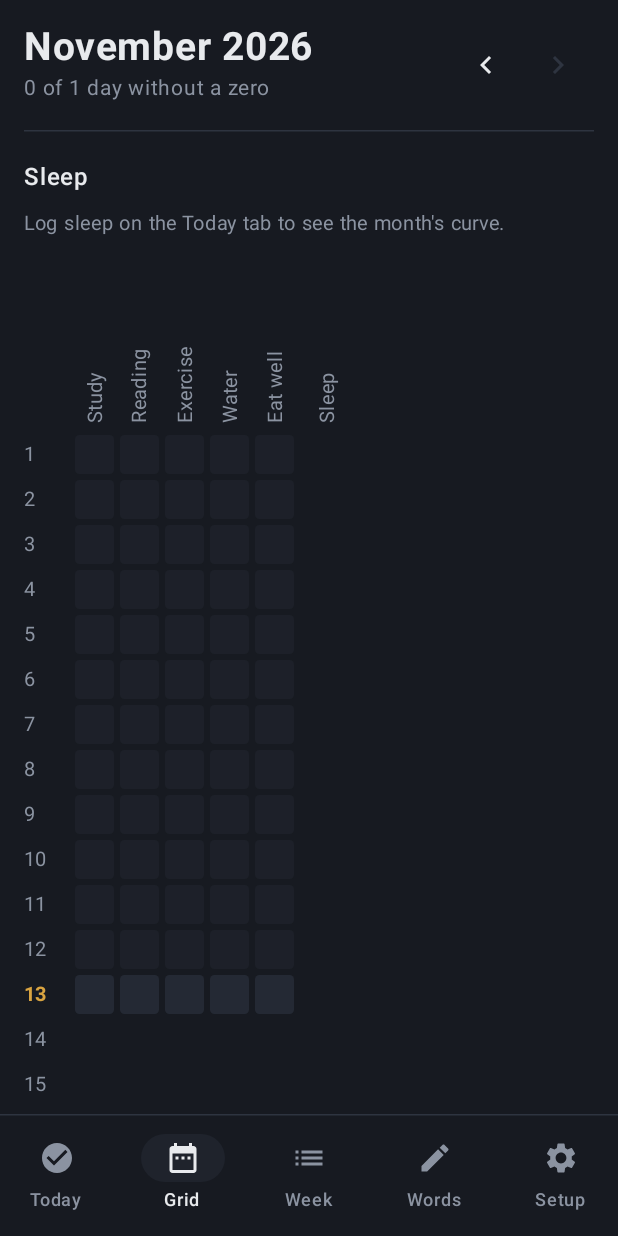
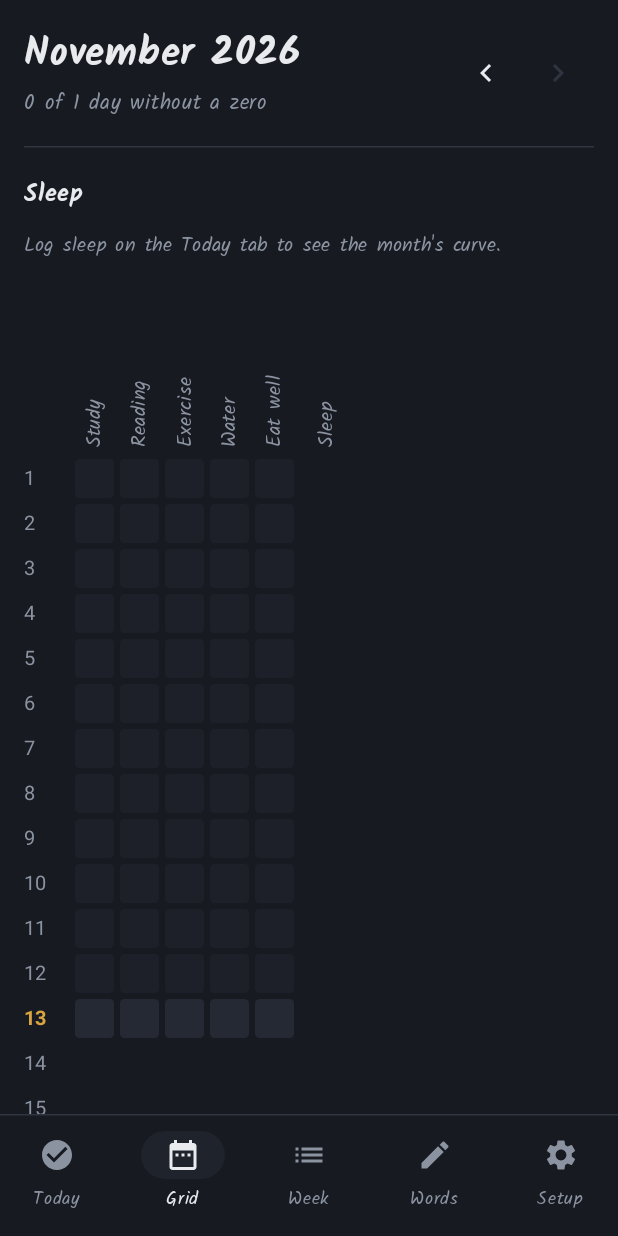
Before and after one commit to lost2003times/ad-astra, an Android app built with Jetpack Compose: the screen it shows after launch (MainActivity), item 2 of the bottom bar chosen, on a phone screen of 412 x 824 dp. Run offline under Robolectric (Android 15) with nearby library versions, the phone set to English and light mode, and no system bars.

Commit message:
Use the Kalam handwriting font across the app
Makes the app read like the paper notebook. Bundles Kalam Regular and
Bold (SIL Open Font License, see KALAM-OFL.txt).

```diff
--- a/app/src/main/java/com/adastra/app/ui/Theme.kt
+++ b/app/src/main/java/com/adastra/app/ui/Theme.kt
@@ -30,7 +30,9 @@ import androidx.compose.ui.draw.clip
 import androidx.compose.ui.graphics.Color
 import androidx.compose.ui.layout.layout
 import androidx.compose.ui.text.TextStyle
+import androidx.compose.ui.text.font.Font
 import androidx.compose.ui.text.font.FontFamily
+import com.adastra.app.R
 import androidx.compose.ui.text.font.FontWeight
 import androidx.compose.ui.unit.Constraints
 import androidx.compose.ui.unit.Dp
@@ -50,8 +52,33 @@ object Astra {
     val Rest = Color(0xFF4F6B87)
 }
 
-val Serif = FontFamily.Serif
+/** Kalam: a handwriting face, so the app reads like the paper notebook. */
+val Hand = FontFamily(
+    Font(R.font.kalam_regular, FontWeight.Normal),
+    Font(R.font.kalam_bold, FontWeight.Bold),
+)
+val Serif = Hand
 val Numbers = TextStyle(fontFeatureSettings = "tnum")
+
+private val handType = Typography().run {
+    Typography(
+        displayLarge = displayLarge.copy(fontFamily = Hand),
+        displayMedium = displayMedium.copy(fontFamily = Hand),
+        displaySmall = displaySmall.copy(fontFamily = Hand),
+        headlineLarge = headlineLarge.copy(fontFamily = Hand),
+        headlineMedium = headlineMedium.copy(fontFamily = Hand),
+        headlineSmall = headlineSmall.copy(fontFamily = Hand),
+        titleLarge = titleLarge.copy(fontFamily = Hand),
+        titleMedium = titleMedium.copy(fontFamily = Hand),
+        titleSmall = titleSmall.copy(fontFamily = Hand),
+        bodyLarge = bodyLarge.copy(fontFamily = Hand),
+        bodyMedium = bodyMedium.copy(fontFamily = Hand),
+        bodySmall = bodySmall.copy(fontFamily = Hand),
+        labelLarge = labelLarge.copy(fontFamily = Hand),
+        labelMedium = labelMedium.copy(fontFamily = Hand),
+        labelSmall = labelSmall.copy(fontFamily = Hand),
+    )
+}
 
 private val scheme = darkColorScheme(
     primary = Astra.Ink, onPrimary = Color.White,
@@ -65,7 +92,7 @@ private val scheme = darkColorScheme(
 
 @Composable
 fun AstraTheme(content: @Composable () -> Unit) =
-    MaterialTheme(colorScheme = scheme, typography = Typography(), content = content)
+    MaterialTheme(colorScheme = scheme, typography = handType, content = content)
 
 @Composable
 fun fieldColors() = OutlinedTextFieldDefaults.colors(
```
Also changed, not shown: app/src/main/res/font/kalam_bold.ttf (added), app/src/main/res/font/kalam_regular.ttf (added), 1 other file.
